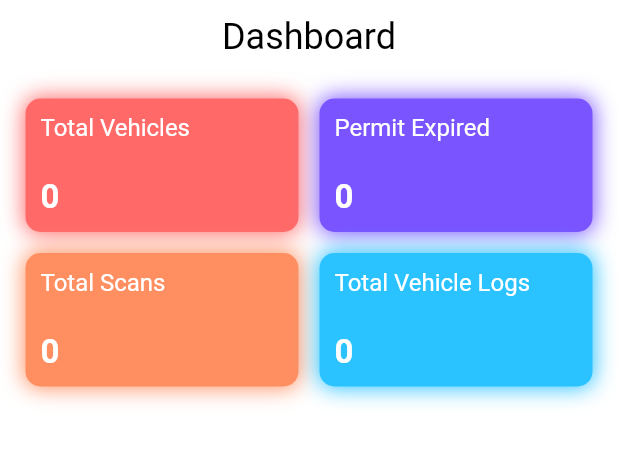
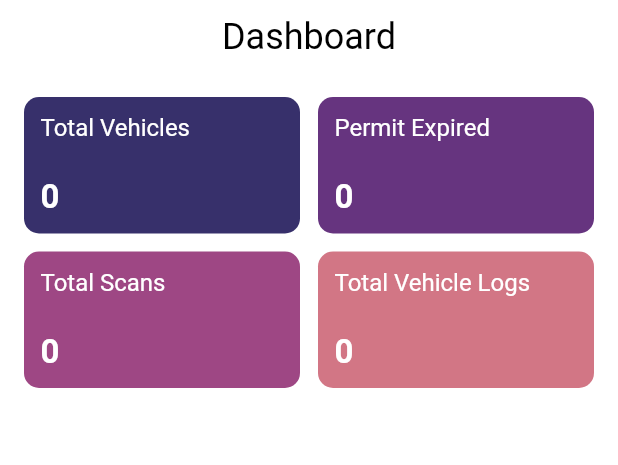
Before and after one commit to Srinil-Khandwala/ALPR, a Flutter app: the AdminMainScreen screen opened directly, on a phone screen of 412 x 824 dp, the part 131-596 px from its top. Run offline on Flutter 3.47's test engine with Material 2 defaults, Android fonts, the phone set to English and light mode, and no system bars; drawn by our look-alikes of countup; our stand-ins replace animated_search_bar, cloud_firestore, csv, firebase_auth, firebase_core, firebase_storage and 11 more; missing offline and left inert: external_path, flutter_material_color_picker, sms_maintained; accounts and stored records are empty; project files that could hold a hidden picture were left out.

Commit message:
remove blur, change color

```diff
--- a/lib/screens/admin/home/widgets/stats_grid.dart
+++ b/lib/screens/admin/home/widgets/stats_grid.dart
@@ -17,11 +17,17 @@ class StatsGrid extends StatelessWidget {
     this.currentScreenHandler,
   });
 
-  final graphRed = Color(0xffff6a69);
-  final graphBlue = Color(0xff7a54ff);
-  final graphOrange = Color(0xffff8f61);
-  final graphGreen = Color(0xff96da47);
-  final graphLightBlue = Color(0xff2ac3ff);
+  // final graphRed = Color(0xffff6a69);
+  // final graphBlue = Color(0xff7a54ff);
+  // final graphOrange = Color(0xffff8f61);
+  // final graphGreen = Color(0xff96da47);
+  // final graphLightBlue = Color(0xff2ac3ff);
+
+  final graph1 = Color(0xff37306B);
+  final graph2 = Color(0xff66347F);
+  final graph3 = Color(0xff9E4784);
+  final graph4 = Color(0xffD27685);
+
 
   final numberFormatter = NumberFormat.compact(locale: 'en_US');
 
@@ -34,12 +40,12 @@ class StatsGrid extends StatelessWidget {
           Flexible(
             child: Row(
               children: <Widget>[
-                _buildStatCard('Total Vehicles', totalVehiclesCount, graphRed,
+                _buildStatCard('Total Vehicles', totalVehiclesCount, graph1,
                     () {
                   currentScreenHandler(2);
                 }),
                 _buildStatCard(
-                    'Permit Expired', totalExpiredVehiclesCount, graphBlue, () {
+                    'Permit Expired', totalExpiredVehiclesCount, graph2, () {
                   currentScreenHandler(2);
                 }),
               ],
@@ -49,9 +55,9 @@ class StatsGrid extends StatelessWidget {
             child: Row(
               children: <Widget>[
                 _buildStatCard(
-                    'Total Scans', totalScansCount, graphOrange, () {}),
+                    'Total Scans', totalScansCount, graph3, () {}),
                 _buildStatCard(
-                    'Total Vehicle Logs', totalVehicleLogsCount, graphLightBlue,
+                    'Total Vehicle Logs', totalVehicleLogsCount, graph4,
                     () {
                   currentScreenHandler(1);
                 }),
@@ -77,7 +83,7 @@ class StatsGrid extends StatelessWidget {
             boxShadow: [
               BoxShadow(
                 color: color,
-                blurRadius: 12,
+                blurRadius: 0,
                 spreadRadius: 1,
               ),
             ],
```
